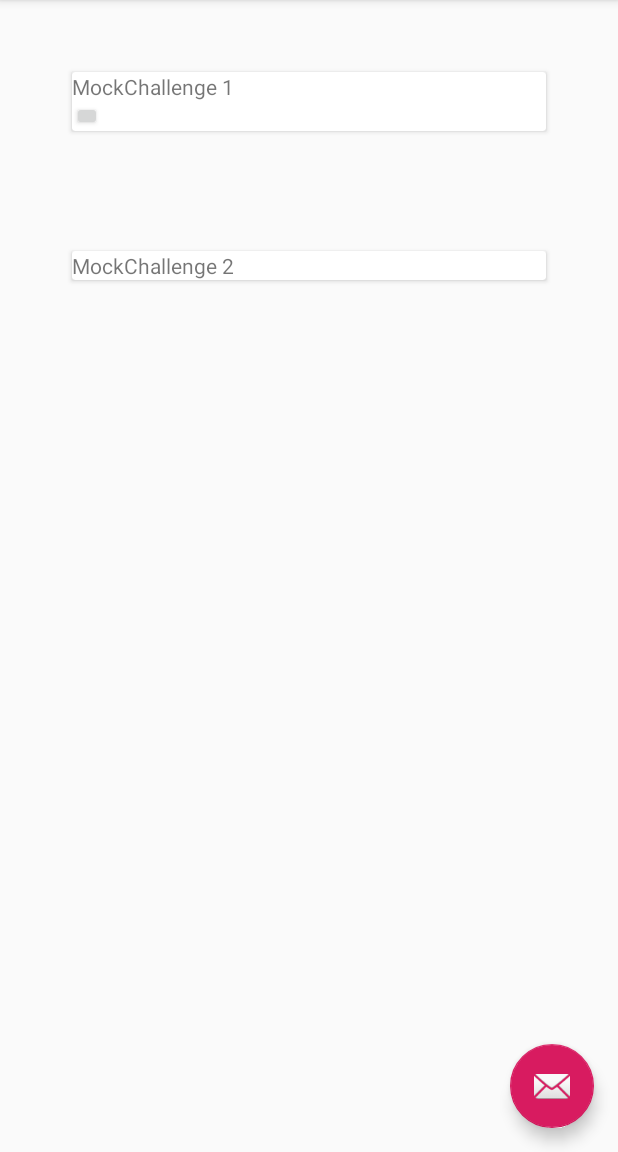
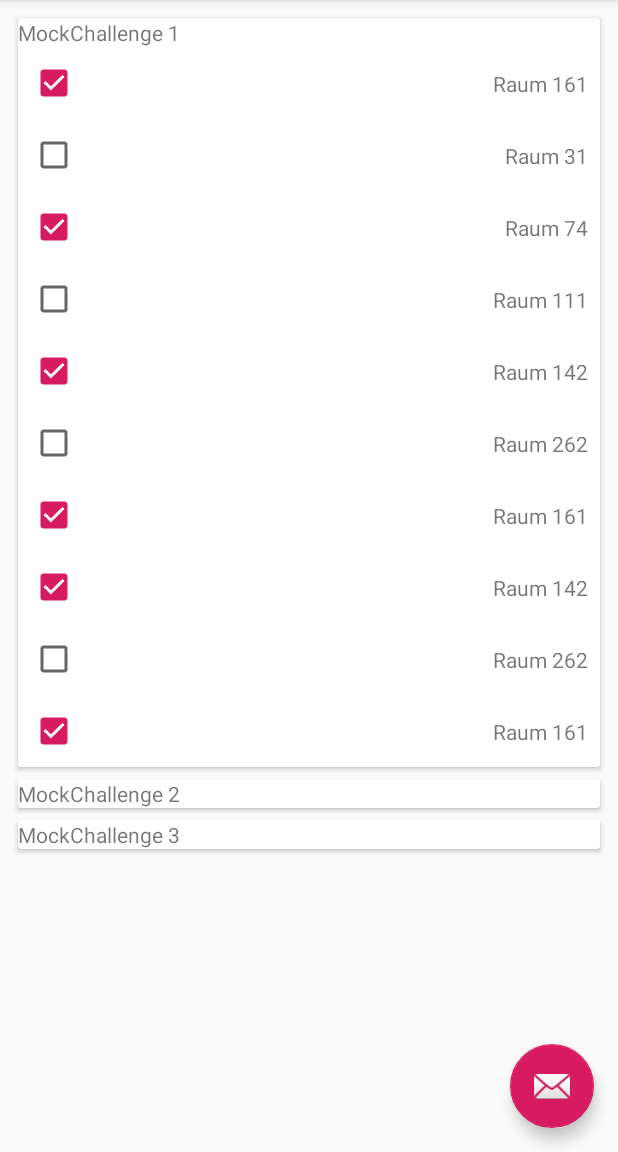
Before and after one commit to campusjagd/Campusjagd, an Android app: the screen it shows after launch (MainActivity), after a tap on "MockChallenge 1", on a phone screen of 412 x 824 dp, the part 84-1236 px from its top. Run offline under Robolectric (Android 15) with nearby library versions, the phone set to English and light mode, and no system bars.

Commit message:
Add a implementation for the rooms in the challenge list. The expansion works right now just for the first item in the list.

```diff
--- a/app/src/main/java/de/tubs/campusjagd/model/ResourceMock.java
+++ b/app/src/main/java/de/tubs/campusjagd/model/ResourceMock.java
@@ -10,12 +10,12 @@ public class ResourceMock {
 
     public ResourceMock() {
 
-        Room room1 = new Room(null, new GPS(), "Raum 161", 2, System.currentTimeMillis());
-        Room room2 = new Room(null, new GPS(), "Raum 31", 1, System.currentTimeMillis());
-        Room room3 = new Room(null, new GPS(), "Raum 74", 10, System.currentTimeMillis());
-        Room room4 = new Room(null, new GPS(), "Raum 111", 2, System.currentTimeMillis());
-        Room room5 = new Room(null, new GPS(), "Raum 142", 4, System.currentTimeMillis());
-        Room room6 = new Room(null, new GPS(), "Raum 262", 6, System.currentTimeMillis());
+        Room room1 = new Room(null, new GPS(), "Raum 161", 2, System.currentTimeMillis(), true);
+        Room room2 = new Room(null, new GPS(), "Raum 31", 1, System.currentTimeMillis(), false);
+        Room room3 = new Room(null, new GPS(), "Raum 74", 10, System.currentTimeMillis(), true);
+        Room room4 = new Room(null, new GPS(), "Raum 111", 2, System.currentTimeMillis(), false);
+        Room room5 = new Room(null, new GPS(), "Raum 142", 4, System.currentTimeMillis(),true);
+        Room room6 = new Room(null, new GPS(), "Raum 262", 6, System.currentTimeMillis(), false);
 
         ArrayList<Room> roomlist1 = new ArrayList<>();
         roomlist1.add(room1);
@@ -28,12 +28,20 @@ public class ResourceMock {
         roomlist1.add(room6);
         roomlist1.add(room1);
 
+        ArrayList<Room> roomlist3 = new ArrayList<>();
+        roomlist1.add(room5);
+        roomlist1.add(room6);
+        roomlist1.add(room1);
+
+
         Challenge challenge1 = new Challenge("MockChallenge 1", roomlist1);
         Challenge challenge2 = new Challenge("MockChallenge 2", roomlist2);
+        Challenge challenge3 = new Challenge("MockChallenge 3", roomlist3);
 
         allChallenges = new ArrayList<>();
         allChallenges.add(challenge1);
         allChallenges.add(challenge2);
+        allChallenges.add(challenge3);
     }
 
     public List<Challenge> getAllChallenges() {
--- a/app/src/main/java/de/tubs/campusjagd/model/Room.java
+++ b/app/src/main/java/de/tubs/campusjagd/model/Room.java
@@ -7,13 +7,15 @@ public class Room {
     private String name;
     private int points;
     private long timestamp;
+    private boolean roomFound;
 
-    public Room(QRCode QRCode, GPS gps, String name, int points, long timestamp) {
+    public Room(QRCode QRCode, GPS gps, String name, int points, long timestamp, boolean roomFound) {
         this.QRCode = QRCode;
         this.gps = gps;
         this.name = name;
         this.points = points;
         this.timestamp = timestamp;
+        this.roomFound = roomFound;
     }
 
     public QRCode getQRCode() {
@@ -55,4 +57,12 @@ public class Room {
     public void setTimestamp(long timestamp) {
         this.timestamp = timestamp;
     }
+
+    public boolean isRoomFound() {
+        return roomFound;
+    }
+
+    public void setRoomFound(boolean roomFound) {
+        this.roomFound = roomFound;
+    }
 }
--- /dev/null
+++ b/app/src/main/java/de/tubs/campusjagd/view/ChallengeItemRoomAdapter.java
@@ -0,0 +1,59 @@
+package de.tubs.campusjagd.view;
+
+import android.support.annotation.NonNull;
+import android.support.v7.widget.RecyclerView;
+import android.view.LayoutInflater;
+import android.view.View;
+import android.view.ViewGroup;
+import android.widget.CheckBox;
+import android.widget.TextView;
+
+import java.util.List;
+
+import de.tubs.campusjagd.R;
+import de.tubs.campusjagd.model.Room;
+
+public class ChallengeItemRoomAdapter extends RecyclerView.Adapter<ChallengeItemRoomViewHolder> {
+
+    List<Room> mRoomList;
+
+    public ChallengeItemRoomAdapter(List<Room> roomList) {
+        mRoomList = roomList;
+    }
+
+    @NonNull
+    @Override
+    public ChallengeItemRoomViewHolder onCreateViewHolder(@NonNull ViewGroup parent, int i) {
+        View v = LayoutInflater.from(parent.getContext()).inflate(R.layout.item_challenge_card_item, parent, false);
+
+        return new ChallengeItemRoomViewHolder(v);
+    }
+
+    @Override
+    public void onBindViewHolder(@NonNull ChallengeItemRoomViewHolder holder, int position) {
+        Room room = mRoomList.get(position);
+
+        holder.roomName.setText(room.getName());
+        holder.roomCheckBox.setChecked(room.isRoomFound());
+
+    }
+
+    @Override
+    public int getItemCount() {
+        return mRoomList.size();
+    }
+}
+
+class ChallengeItemRoomViewHolder extends RecyclerView.ViewHolder{
+
+    TextView roomName;
+
+    CheckBox roomCheckBox;
+
+    public ChallengeItemRoomViewHolder(@NonNull View itemView) {
+        super(itemView);
+
+        roomName = itemView.findViewById(R.id.challenge_item_room_name);
+        roomCheckBox = itemView.findViewById(R.id.challenge_item_room_checkBox);
+    }
+}
--- a/app/src/main/java/de/tubs/campusjagd/view/ChallengeListAdapter.java
+++ b/app/src/main/java/de/tubs/campusjagd/view/ChallengeListAdapter.java
@@ -4,6 +4,7 @@ import android.content.Context;
 import android.support.annotation.NonNull;
 import android.support.constraint.ConstraintLayout;
 import android.support.transition.TransitionManager;
+import android.support.v7.widget.LinearLayoutManager;
 import android.support.v7.widget.RecyclerView;
 import android.view.LayoutInflater;
 import android.view.View;
@@ -35,7 +36,7 @@ public class ChallengeListAdapter extends RecyclerView.Adapter<ChallengeViewHold
     /**
      * The expanded position
      */
-    protected int mExpandedPosition = -1;
+    private int mExpandedPosition = -1;
 
     /**
      * Constructor for the adaper
@@ -59,27 +60,39 @@ public class ChallengeListAdapter extends RecyclerView.Adapter<ChallengeViewHold
     }
 
     @Override
-    public void onBindViewHolder(@NonNull ChallengeViewHolder holder, final int position) {
+    public void onBindViewHolder(@NonNull ChallengeViewHolder holder, int position) {
         Challenge challenge = mChallenges.get(position);
 
         // Set name for challenge in view
         holder.challengeName.setText(challenge.getName());
 
+        //Add rooms to roomlist
+        // Set up recyclerview for rooms
+        holder.challengeRooms.setHasFixedSize(true);
+        LinearLayoutManager llm = new LinearLayoutManager(mContext);
+        holder.challengeRooms.setLayoutManager(llm);
+        // Bind adapter
+        holder.challengeRooms.setAdapter(new ChallengeItemRoomAdapter(challenge.getRoomList()));
+
+
         // Expansion of challenge when you click on it
         final boolean isExpanded = position == mExpandedPosition;
         holder.hiddenView.setVisibility(isExpanded ? View.VISIBLE : View.GONE);
         holder.itemView.setActivated(isExpanded);
+        final int itemposition = holder.getAdapterPosition();
         holder.itemView.setOnClickListener(new View.OnClickListener() {
             @Override
             public void onClick(View v) {
-                mExpandedPosition = isExpanded ? -1 : position;
+                mExpandedPosition = isExpanded ? -1 : itemposition;
 
                 // You can add a transition later with (But you have to implement stuff here later
                 //TransitionManager.beginDelayedTransition(mRecyclerView);
 
-                notifyItemChanged(position);
+                notifyItemChanged(itemposition);
             }
         });
+
+
     }
 
     @Override
@@ -99,6 +112,9 @@ class ChallengeViewHolder extends RecyclerView.ViewHolder {
     // Expandable block
     View hiddenView;
 
+    // The RecyclerView holding all rooms
+    RecyclerView challengeRooms;
+
     /**
      * Viewholder for a challenge item
      * @param itemView View holding the item
@@ -108,5 +124,7 @@ class ChallengeViewHolder extends RecyclerView.ViewHolder {
 
         challengeName = itemView.findViewById(R.id.challenge_name);
         hiddenView = itemView.findViewById(R.id.hiddenView);
+        challengeRooms = itemView.findViewById(R.id.challenge_item_recyclerView);
     }
+
 }
--- a/app/src/main/res/layout/item_challenge_card.xml
+++ b/app/src/main/res/layout/item_challenge_card.xml
@@ -8,8 +8,8 @@
     <android.support.v7.widget.CardView
         android:layout_width="match_parent"
         android:layout_height="wrap_content"
-        android:layout_margin="40dp"
-        android:padding="80dp">
+        android:layout_margin="4dp"
+        android:padding="8dp">
 
         <LinearLayout
             android:layout_width="match_parent"
@@ -25,13 +25,14 @@
                     android:id="@+id/hiddenView"
                     android:layout_width="match_parent"
                     android:layout_height="wrap_content"
-                    android:visibility="gone"
                     android:orientation="vertical">
 
-                    <Button
-                        android:layout_width="20dp"
-                        android:layout_height="20dp"
-                        android:text="MOCKBUTTON"/>
+                    <android.support.v7.widget.RecyclerView
+                        android:id="@+id/challenge_item_recyclerView"
+                        android:layout_width="match_parent"
+                        android:layout_height="wrap_content">
+
+                    </android.support.v7.widget.RecyclerView>
                 </LinearLayout>
         </LinearLayout>
     </android.support.v7.widget.CardView>
--- /dev/null
+++ b/app/src/main/res/layout/item_challenge_card_item.xml
@@ -0,0 +1,31 @@
+<?xml version="1.0" encoding="utf-8"?>
+<android.support.constraint.ConstraintLayout
+    xmlns:android="http://schemas.android.com/apk/res/android"
+    xmlns:app="http://schemas.android.com/apk/res-auto"
+    xmlns:tools="http://schemas.android.com/tools"
+    android:layout_width="match_parent"
+    android:layout_height="wrap_content">
+
+    <CheckBox
+        android:id="@+id/challenge_item_room_checkBox"
+        android:layout_width="wrap_content"
+        android:layout_height="wrap_content"
+        android:layout_marginStart="8dp"
+        android:layout_marginTop="8dp"
+        android:layout_marginBottom="8dp"
+        app:layout_constraintBottom_toBottomOf="parent"
+        app:layout_constraintStart_toStartOf="parent"
+        app:layout_constraintTop_toTopOf="parent"
+        android:clickable="false"/>
+
+    <TextView
+        android:id="@+id/challenge_item_room_name"
+        android:layout_width="wrap_content"
+        android:layout_height="wrap_content"
+        android:layout_marginTop="8dp"
+        android:layout_marginEnd="8dp"
+        android:layout_marginBottom="8dp"
+        app:layout_constraintBottom_toBottomOf="parent"
+        app:layout_constraintEnd_toEndOf="parent"
+        app:layout_constraintTop_toTopOf="parent" />
+</android.support.constraint.ConstraintLayout>
```
